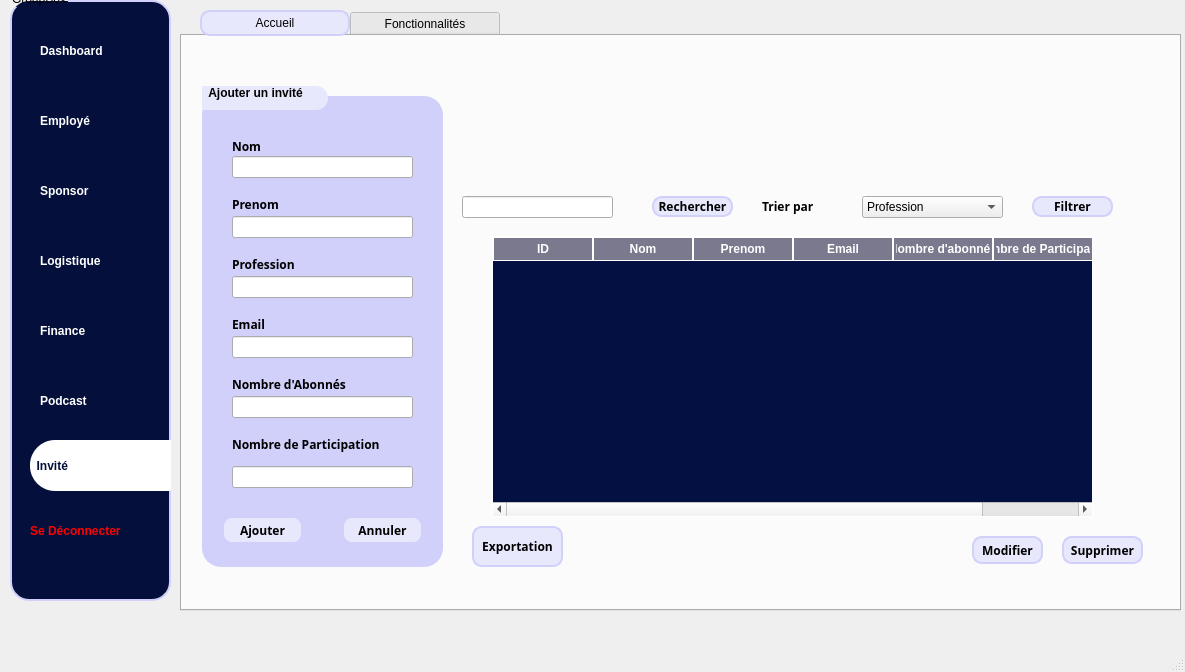
Old version of the form mainwindow.ui in the repository esprit2A4Projet/2a4-smart-tv-channel.
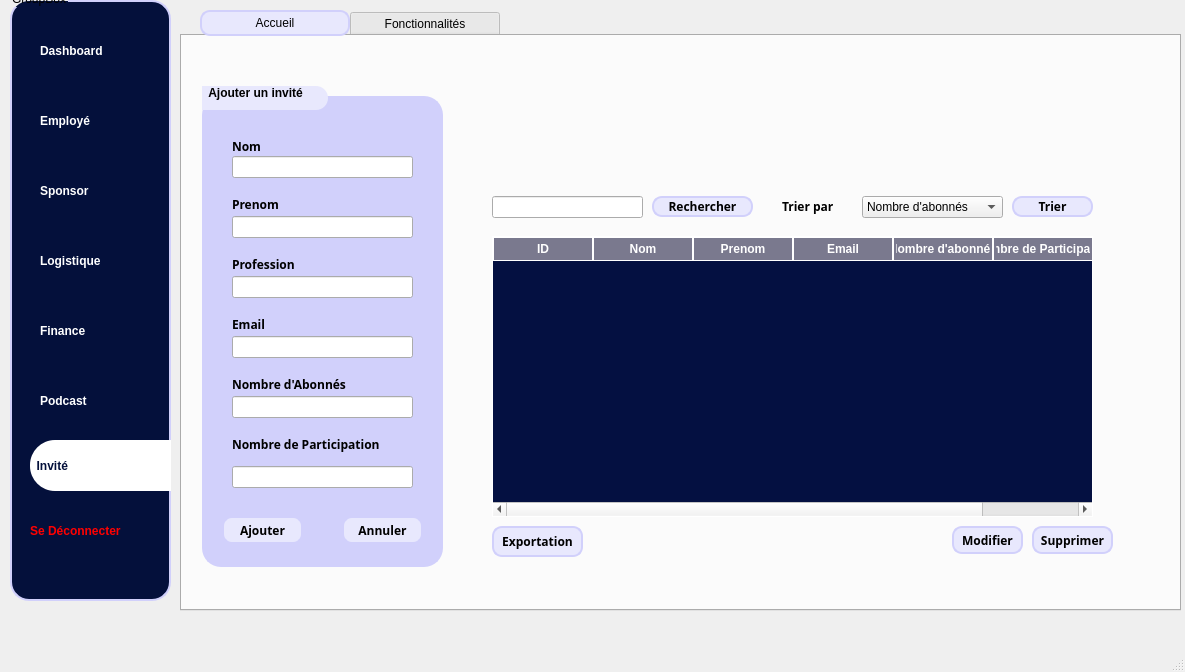
New version of the form. Icons and pictures are not drawn.

What changed in the file:
```diff
--- a/mainwindow.ui
+++ b/mainwindow.ui
@@ -623,7 +623,7 @@
      <widget class="QLineEdit" name="lineEdit_rechercher">
       <property name="geometry">
        <rect>
-        <x>280</x>
+        <x>310</x>
         <y>160</y>
         <width>151</width>
         <height>22</height>
@@ -635,7 +635,7 @@
        <rect>
         <x>470</x>
         <y>160</y>
-        <width>81</width>
+        <width>101</width>
         <height>21</height>
        </rect>
       </property>
@@ -670,7 +670,7 @@
      <widget class="QLabel" name="label_14">
       <property name="geometry">
        <rect>
-        <x>580</x>
+        <x>600</x>
         <y>160</y>
         <width>71</width>
         <height>21</height>
@@ -703,19 +703,14 @@
       </property>
       <item>
        <property name="text">
-        <string>Profession</string>
-       </property>
-      </item>
-      <item>
-       <property name="text">
-        <string>Sexe</string>
+        <string>Nombre d'abonnés</string>
        </property>
       </item>
      </widget>
      <widget class="QPushButton" name="pushButton_3">
       <property name="geometry">
        <rect>
-        <x>850</x>
+        <x>830</x>
         <y>160</y>
         <width>81</width>
         <height>21</height>
@@ -746,7 +741,7 @@
 </string>
       </property>
       <property name="text">
-       <string>Filtrer</string>
+       <string>Trier</string>
       </property>
      </widget>
      <widget class="QWidget" name="widget" native="true">
@@ -768,10 +763,10 @@
      <widget class="QPushButton" name="pushButton_4">
       <property name="geometry">
        <rect>
-        <x>290</x>
+        <x>310</x>
         <y>490</y>
         <width>91</width>
-        <height>41</height>
+        <height>31</height>
        </rect>
       </property>
       <property name="font">
@@ -805,8 +800,8 @@
      <widget class="QPushButton" name="pushButton_update">
       <property name="geometry">
        <rect>
-        <x>790</x>
-        <y>500</y>
+        <x>770</x>
+        <y>490</y>
         <width>71</width>
         <height>28</height>
        </rect>
@@ -842,8 +837,8 @@
      <widget class="QPushButton" name="pushButton_delete">
       <property name="geometry">
        <rect>
-        <x>880</x>
-        <y>500</y>
+        <x>850</x>
+        <y>490</y>
         <width>81</width>
         <height>28</height>
        </rect>
```
Left out of the diff: 2 changed lines with no effect on the pictures.
